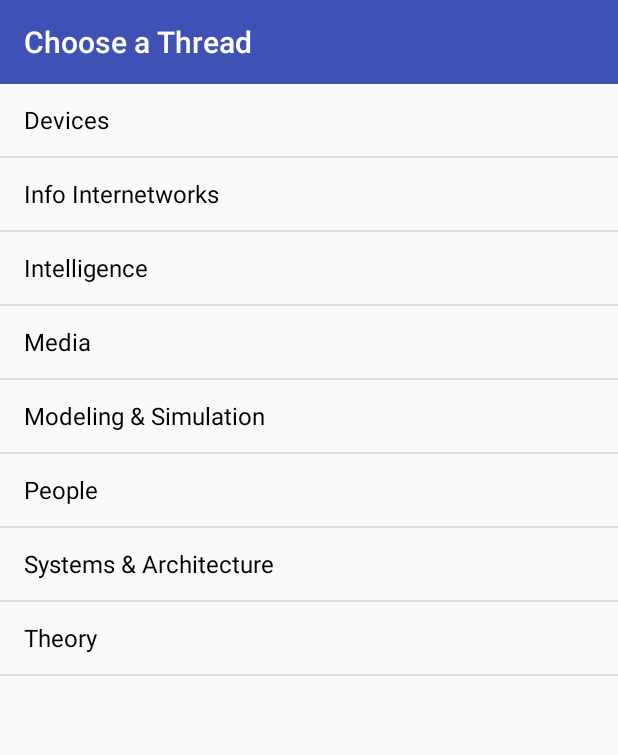
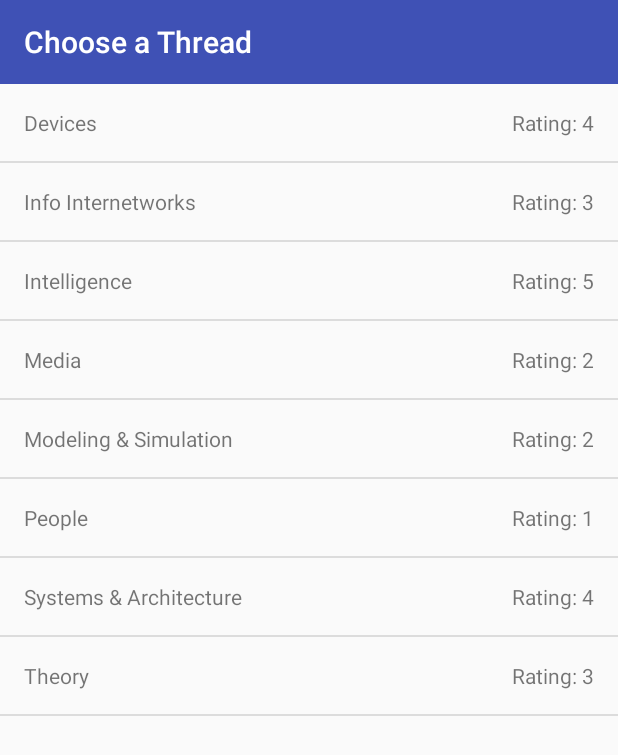
Before and after one commit to git-mad/threads, an Android app: the screen it shows after launch (MainActivity), after a tap on "SIGN IN", on a phone screen of 412 x 824 dp. Shown: the top 755 px of the screen. Run offline under Robolectric (Android 15) with nearby library versions, the phone set to English and light mode, and no system bars.

Commit message:
Finished implementing everything

```diff
--- a/app/src/main/java/edu/gatech/gtorg/gitmad/threads/activity/ConstraintLayoutLogin.java
+++ b/app/src/main/java/edu/gatech/gtorg/gitmad/threads/activity/ConstraintLayoutLogin.java
@@ -47,7 +47,7 @@ public class ConstraintLayoutLogin extends AppCompatActivity {
     }
 
     //Static Factory method to start this activity by another activity
-    public static void startActivity(Context context) {
+    public static void startConstraintActivity(Context context) {
         Intent starter = new Intent(context, ConstraintLayoutLogin.class);
         context.startActivity(starter);
     }
--- a/app/src/main/java/edu/gatech/gtorg/gitmad/threads/activity/MainActivity.java
+++ b/app/src/main/java/edu/gatech/gtorg/gitmad/threads/activity/MainActivity.java
@@ -31,16 +31,16 @@ public class MainActivity extends AppCompatActivity implements ThreadsListFragme
 
         setContentView(R.layout.activity_main);
 
-
-        //Code to start the Linear Layout Login
-        if(!LinearLayoutLogin.isLoggedIn()){
-            LinearLayoutLogin.startLinearLayoutActivity(this);
-        }
+//
+//        //Code to start the Linear Layout Login
+//        if(!LinearLayoutLogin.isLoggedIn()){
+//            LinearLayoutLogin.startLinearLayoutActivity(this);
+//        }
 
         //Code to start the Constraint Layout Login
-//        if(!ConstraintLayoutLogin.isLoggedIn()){
-//            ConstraintLayoutLogin.startActivity(this);
-//        }
+        if(!ConstraintLayoutLogin.isLoggedIn()){
+            ConstraintLayoutLogin.startConstraintActivity(this);
+        }
         initializeToolbar();
 
         if (isScreenLandscape()) {
--- /dev/null
+++ b/app/src/main/java/edu/gatech/gtorg/gitmad/threads/adapter/ThreadAdapter.java
@@ -0,0 +1,55 @@
+package edu.gatech.gtorg.gitmad.threads.adapter;
+
+import android.content.Context;
+import android.support.annotation.NonNull;
+import android.view.LayoutInflater;
+import android.view.View;
+import android.view.ViewGroup;
+import android.widget.ArrayAdapter;
+import android.widget.TextView;
+
+import edu.gatech.gtorg.gitmad.threads.R;
+
+/**
+ * Created by shannortrotty on 2/2/17.
+ * Simple adapter to load thread names and ratings.
+ * Would use actual Classes here and not pass in multiple arrays
+ */
+
+public class ThreadAdapter extends ArrayAdapter<String> {
+
+    private String[] threads;
+    private String[] ratings;
+
+    public ThreadAdapter(Context context, String [] threads, String[] ratings) {
+        super(context,R.layout.listview_layout);
+        this.threads = threads;
+        this.ratings = ratings;
+
+    }
+
+    @Override
+    @NonNull
+    public View getView(int position, View convertView, @NonNull ViewGroup parent) {
+        // Get the data item for this position
+        String thread = this.threads[position];
+        String rating = this.ratings[position];
+        // Check if an existing view is being reused, otherwise inflate the view
+        if (convertView == null) {
+            convertView = LayoutInflater.from(getContext()).inflate(R.layout.listview_layout, parent, false);
+        }
+        // Lookup view for data population
+        TextView threadRating = (TextView) convertView.findViewById(R.id.textView_listView_thread_rating);
+        TextView threadName = (TextView) convertView.findViewById(R.id.textView_listView_thread_name);
+        // Populate the data into the template view using the data object
+        threadRating.setText(rating);
+        threadName.setText(thread);
+        // Return the completed view to render on screen
+        return convertView;
+    }
+
+    @Override
+    public int getCount() {
+        return threads.length;
+    }
+}
--- a/app/src/main/java/edu/gatech/gtorg/gitmad/threads/fragment/ThreadsListFragment.java
+++ b/app/src/main/java/edu/gatech/gtorg/gitmad/threads/fragment/ThreadsListFragment.java
@@ -12,6 +12,7 @@ import android.widget.ArrayAdapter;
 import android.widget.ListView;
 
 import edu.gatech.gtorg.gitmad.threads.R;
+import edu.gatech.gtorg.gitmad.threads.adapter.ThreadAdapter;
 
 public class ThreadsListFragment extends Fragment {
 
@@ -20,8 +21,7 @@ public class ThreadsListFragment extends Fragment {
 
     private OnThreadClickedListener clickListener;
     private String[] threadNames;
-
-
+    private String[] threadRatings;
 
 
 
@@ -50,6 +50,7 @@ public class ThreadsListFragment extends Fragment {
         super.onCreate(savedInstanceState);
 
         threadNames = getActivity().getResources().getStringArray(R.array.thread_names);
+        threadRatings = getActivity().getResources().getStringArray(R.array.thread_ratings);
     }
 
     @Nullable
@@ -67,7 +68,8 @@ public class ThreadsListFragment extends Fragment {
     }
 
     private void addListAdapter(ListView listView) {
-        ArrayAdapter<String> adapter = new ArrayAdapter<>(getActivity(), android.R.layout.simple_list_item_1, threadNames);
+        ThreadAdapter adapter = new ThreadAdapter(getActivity(), threadNames, threadRatings);
+//        ArrayAdapter<String> adapter = new ArrayAdapter<>(getActivity(), android.R.layout.simple_list_item_1, threadNames);
         listView.setAdapter(adapter);
     }
 
--- /dev/null
+++ b/app/src/main/res/layout/listview_layout.xml
@@ -0,0 +1,44 @@
+<?xml version="1.0" encoding="utf-8"?>
+<android.support.constraint.ConstraintLayout xmlns:android="http://schemas.android.com/apk/res/android"
+    xmlns:app="http://schemas.android.com/apk/res-auto"
+    xmlns:tools="http://schemas.android.com/tools"
+    android:orientation="vertical"
+    android:layout_width="match_parent"
+    android:layout_height="match_parent">
+
+    <TextView
+        android:text="Thread Name"
+        android:layout_width="wrap_content"
+        android:layout_height="wrap_content"
+        android:id="@+id/textView_listView_thread_name"
+        android:layout_marginStart="16dp"
+        app:layout_constraintLeft_toLeftOf="parent"
+        android:layout_marginLeft="16dp"
+        android:layout_marginTop="16dp"
+        app:layout_constraintTop_toTopOf="parent"
+        android:layout_marginEnd="16dp"
+        app:layout_constraintRight_toRightOf="parent"
+        android:layout_marginRight="16dp"
+        app:layout_constraintBottom_toBottomOf="parent"
+        android:layout_marginBottom="16dp"
+        app:layout_constraintHorizontal_bias="0.0"
+        app:layout_constraintVertical_bias="0.0" />
+
+    <TextView
+        android:text="Rating:"
+        android:layout_width="wrap_content"
+        android:layout_height="wrap_content"
+        android:id="@+id/textView_listView_thread_rating"
+        android:layout_marginStart="8dp"
+        app:layout_constraintLeft_toRightOf="@+id/textView_listView_thread_name"
+        android:layout_marginLeft="8dp"
+        android:layout_marginEnd="16dp"
+        app:layout_constraintRight_toRightOf="parent"
+        android:layout_marginRight="16dp"
+        app:layout_constraintBottom_toBottomOf="parent"
+        android:layout_marginBottom="16dp"
+        app:layout_constraintHorizontal_bias="1.0"
+        android:layout_marginTop="16dp"
+        app:layout_constraintTop_toTopOf="parent"
+        app:layout_constraintVertical_bias="0.0" />
+</android.support.constraint.ConstraintLayout>
--- a/app/src/main/res/values/array.xml
+++ b/app/src/main/res/values/array.xml
@@ -10,6 +10,18 @@
         <item>People</item>
         <item>Systems &amp; Architecture</item>
         <item>Theory</item>
+    </string-array>
+
+
+    <string-array name="thread_ratings">
+        <item>Rating: 4</item>
+        <item>Rating: 3</item>
+        <item>Rating: 5</item>
+        <item>Rating: 2</item>
+        <item>Rating: 2</item>
+        <item>Rating: 1</item>
+        <item>Rating: 4</item>
+        <item>Rating: 3</item>
     </string-array>
 
     <string-array name="thread_descriptions">
```
